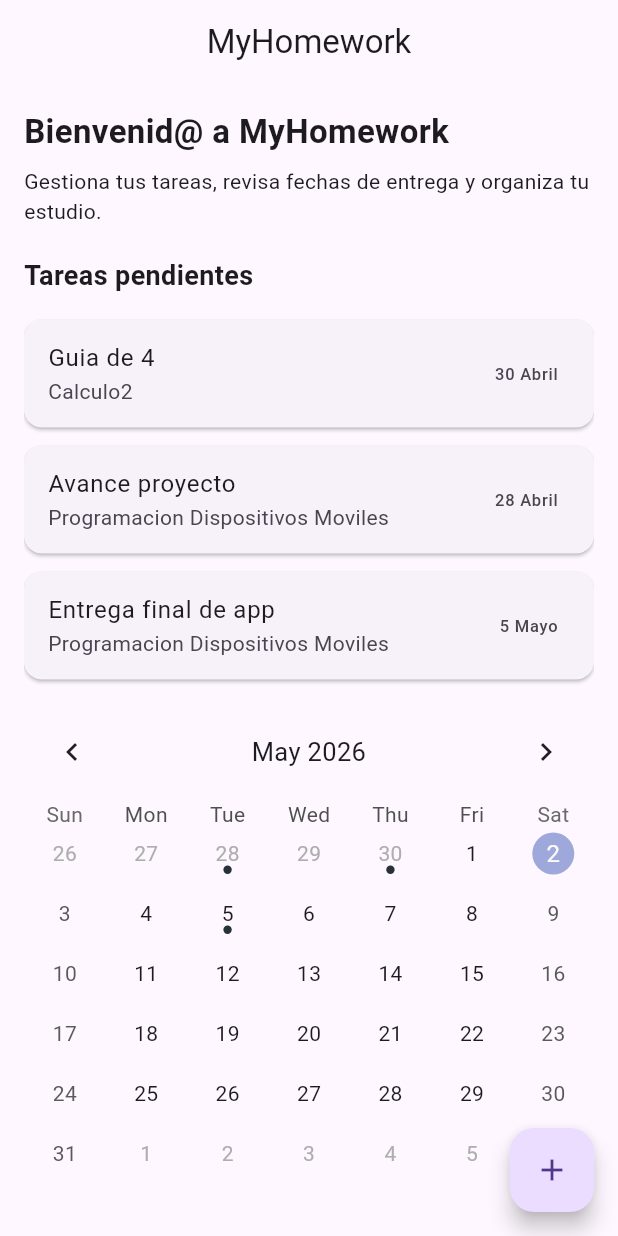
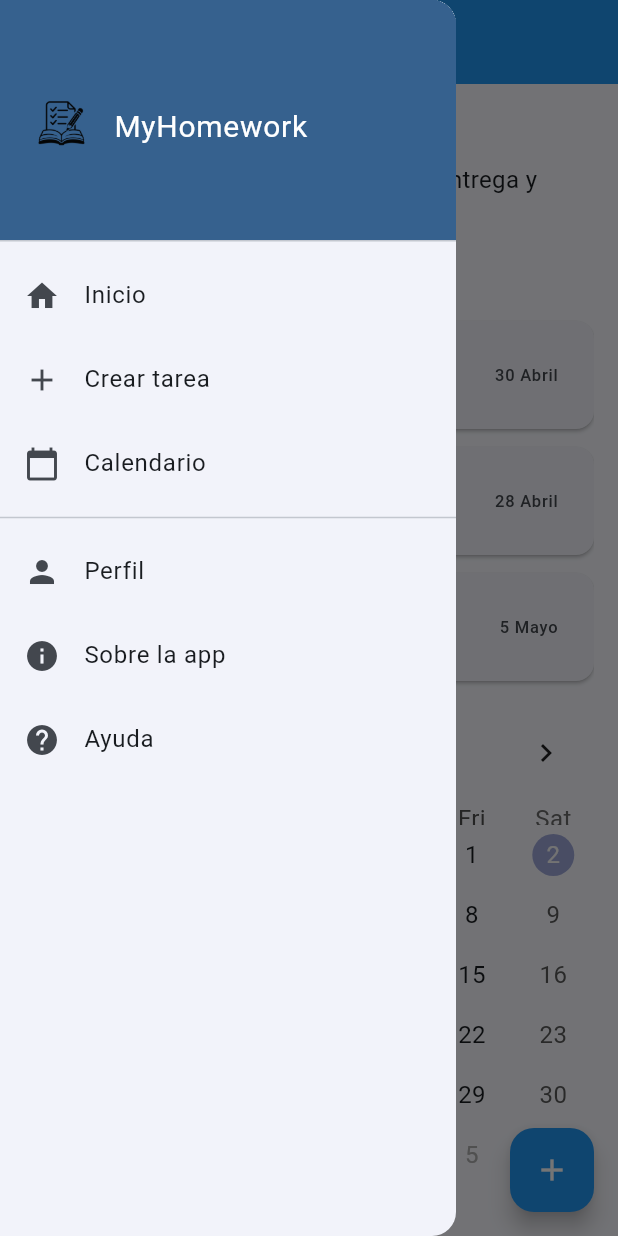
Before and after one commit to DavidMarvel-2409/myhomework, a Flutter app: the screen it shows after launch, with the side drawer open (before the commit the screen has no drawer), on a phone screen of 412 x 824 dp. Run offline on Flutter 3.47's test engine with Material 3 defaults, Android fonts, the phone set to English and light mode, and no system bars; drawn by our look-alikes of table_calendar.

Commit message:
implementación completa del flujo principal de la aplicación MyHomework
- Se implementa pantalla de inicio (Splash Screen) con navegación automática a Home
- Se desarrolla HomeScreen con listado de tareas dinámico y componente reutilizable HomeworkCard
- Se integra calendario interactivo con TableCalendar para visualización de tareas por fecha
- Se implementa navegación a detalle de tareas desde lista y calendario
- Se crea CalendarDetailScreen para mostrar tareas filtradas por día seleccionado
- Se implementa CreateScreen para registro de nuevas tareas (datos simulados)
- Se agrega campo de descripción a las tareas (visible en pantalla de detalle)
- Se implementa DetailScreen con visualización completa de información de la tarea
- Se integra navegación completa mediante Drawer con acceso a Home, Crear, Perfil, Ayuda y About
- Se aplica Theme global para consistencia visual en toda la aplicación
- Se organiza la arquitectura en screens, widgets y rutas centralizadas en main.dart
- Se ajusta flujo de navegación entre todas las pantallas con paso de parámetros

Se consolida el flujo principal funcional de la aplicación sin persistencia de datos ni notificaciones.

```diff
--- a/lib/app.dart
+++ b/lib/app.dart
@@ -7,6 +7,27 @@
   Widget build(BuildContext context) {
     return MaterialApp(
       title: 'MyHomework',
+      theme: ThemeData(
+        primaryColor: Colors.blue,
+
+        colorScheme: ColorScheme.fromSeed(seedColor: Colors.blue),
+
+        appBarTheme: const AppBarTheme(
+          backgroundColor: Colors.blue,
+          foregroundColor: Colors.white,
+          centerTitle: true,
+        ),
+
+        textTheme: const TextTheme(
+          titleLarge: TextStyle(fontSize: 22, fontWeight: FontWeight.bold),
+          bodyMedium: TextStyle(fontSize: 16),
+        ),
+
+        floatingActionButtonTheme: const FloatingActionButtonThemeData(
+          backgroundColor: Colors.blue,
+          foregroundColor: Colors.white,
+        ),
+      ),
       initialRoute: '/',
       routes: AppRoutes.routes,
     );
--- a/lib/routes/app_routes.dart
+++ b/lib/routes/app_routes.dart
@@ -3,12 +3,20 @@
 import '../screens/create_screen.dart';
 import '../screens/detail_screen.dart';
 import '../screens/calendar_detail_screen.dart';
+import '../screens/splash_screen.dart';
+import '../screens/profile_screen.dart';
+import '../screens/about_screen.dart';
+import '../screens/help_screen.dart';
 
 class AppRoutes {
   static Map<String, WidgetBuilder> get routes => {
-    '/': (context) => HomeScreen(),
+    '/': (context) => const SplashScreen(),
+    '/home': (context) => const HomeScreen(),
     '/create': (context) => CreateScreen(),
     '/detail': (context) => DetailScreen(),
     '/calendar_detail': (context) => CalendarDetailScreen(),
+    '/profile': (context) => const ProfileScreen(),
+    '/about': (context) => const AboutScreen(),
+    '/help': (context) => const HelpScreen(),
   };
 }
--- a/lib/screens/create_screen.dart
+++ b/lib/screens/create_screen.dart
@@ -1,4 +1,5 @@
 import 'package:flutter/material.dart';
+import '../widgets/app_drawer.dart';
 
 class CreateScreen extends StatelessWidget {
   CreateScreen({super.key});
@@ -11,6 +12,7 @@
   @override
   Widget build(BuildContext context) {
     return Scaffold(
+      drawer: const AppDrawer(),
       appBar: AppBar(title: Text("Crear tarea")),
       body: Padding(
         padding: const EdgeInsets.all(16),
--- a/lib/screens/home_screen.dart
+++ b/lib/screens/home_screen.dart
@@ -1,6 +1,7 @@
 import 'package:flutter/material.dart';
 import '../widgets/homework_card.dart';
 import 'package:table_calendar/table_calendar.dart';
+import '../widgets/app_drawer.dart';
 
 class HomeScreen extends StatelessWidget {
   const HomeScreen({super.key});
@@ -52,26 +53,38 @@
   @override
   Widget build(BuildContext context) {
     return Scaffold(
-      appBar: AppBar(title: const Text("MyHomework"), centerTitle: true),
+      drawer: const AppDrawer(),
+      appBar: AppBar(
+        centerTitle: true,
+        title: Row(
+          mainAxisSize: MainAxisSize.min,
+          children: [
+            Image.asset('assets/images/app_icon.png', width: 30, height: 30),
+            const SizedBox(width: 8),
+            const Text("MyHomework"),
+          ],
+        ),
+      ),
       body: Padding(
         padding: const EdgeInsets.all(16),
         child: SingleChildScrollView(
           child: Column(
             crossAxisAlignment: CrossAxisAlignment.start,
             children: [
-              const Text(
+              Text(
                 "Bienvenid@ a MyHomework",
-                style: TextStyle(fontSize: 22, fontWeight: FontWeight.bold),
+                style: Theme.of(context).textTheme.titleLarge,
               ),
 
               const SizedBox(height: 8),
-              const Text(
+              Text(
                 "Gestiona tus tareas, revisa fechas de entrega y organiza tu estudio.",
+                style: Theme.of(context).textTheme.bodyMedium,
               ),
               const SizedBox(height: 20),
-              const Text(
+              Text(
                 "Tareas pendientes",
-                style: TextStyle(fontSize: 18, fontWeight: FontWeight.bold),
+                style: Theme.of(context).textTheme.titleMedium,
               ),
               const SizedBox(height: 10),
               ListView.builder(
--- /dev/null
+++ b/lib/widgets/app_drawer.dart
@@ -0,0 +1,91 @@
+import 'package:flutter/material.dart';
+
+class AppDrawer extends StatelessWidget {
+  const AppDrawer({super.key});
+
+  @override
+  Widget build(BuildContext context) {
+    return Drawer(
+      child: ListView(
+        padding: EdgeInsets.zero,
+        children: [
+          DrawerHeader(
+            decoration: BoxDecoration(
+              color: Theme.of(context).colorScheme.primary,
+            ),
+            child: Row(
+              children: [
+                Image.asset(
+                  'assets/images/app_icon.png',
+                  width: 50,
+                  height: 50,
+                ),
+                const SizedBox(width: 10),
+                const Text(
+                  'MyHomework',
+                  style: TextStyle(color: Colors.white, fontSize: 20),
+                ),
+              ],
+            ),
+          ),
+
+          // 🏠 Home
+          ListTile(
+            leading: const Icon(Icons.home),
+            title: const Text('Inicio'),
+            onTap: () {
+              Navigator.pushReplacementNamed(context, '/home');
+            },
+          ),
+
+          // ➕ Crear tarea
+          ListTile(
+            leading: const Icon(Icons.add),
+            title: const Text('Crear tarea'),
+            onTap: () {
+              Navigator.pushNamed(context, '/create');
+            },
+          ),
+
+          // 📅 Calendario (opcional: vuelve al home)
+          ListTile(
+            leading: const Icon(Icons.calendar_today),
+            title: const Text('Calendario'),
+            onTap: () {
+              Navigator.pushReplacementNamed(context, '/home');
+            },
+          ),
+
+          const Divider(),
+
+          // 👤 Perfil
+          ListTile(
+            leading: const Icon(Icons.person),
+            title: const Text('Perfil'),
+            onTap: () {
+              Navigator.pushNamed(context, '/profile');
+            },
+          ),
+
+          // ℹ️ About
+          ListTile(
+            leading: const Icon(Icons.info),
+            title: const Text('Sobre la app'),
+            onTap: () {
+              Navigator.pushNamed(context, '/about');
+            },
+          ),
+
+          // ❓ Ayuda
+          ListTile(
+            leading: const Icon(Icons.help),
+            title: const Text('Ayuda'),
+            onTap: () {
+              Navigator.pushNamed(context, '/help');
+            },
+          ),
+        ],
+      ),
+    );
+  }
+}
```
Also changed, not shown: lib/screens/about_screen.dart (added, +21 -0 lines), lib/screens/calendar_detail_screen.dart (+9 -2 lines), lib/screens/detail_screen.dart (+8 -8 lines), lib/screens/help_screen.dart (added, +21 -0 lines), lib/screens/profile_screen.dart (added, +20 -0 lines), lib/screens/splash_screen.dart (added, +28 -0 lines), assets/images/app_icon.png (added), 1 other file.
